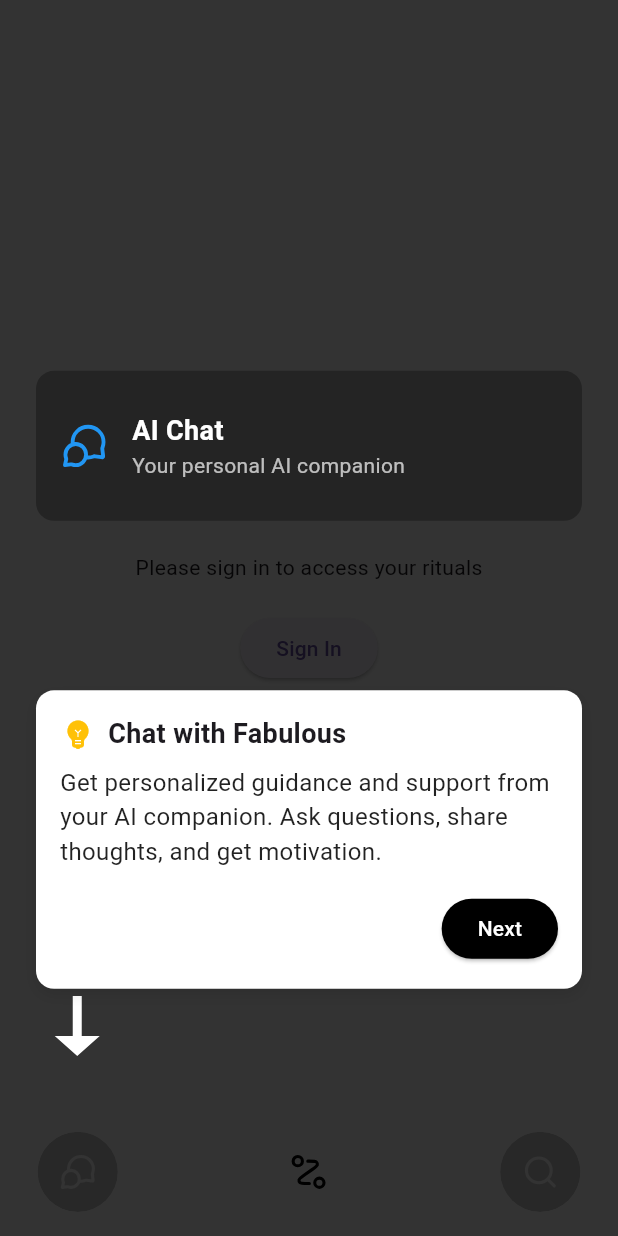
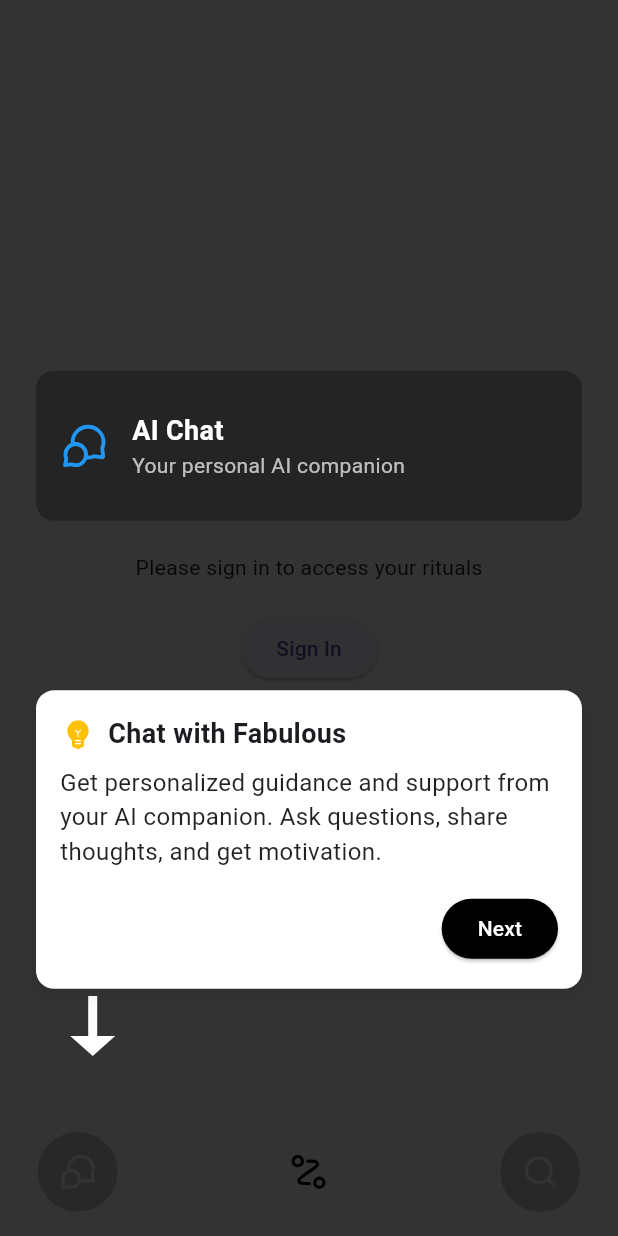
Before and after one commit to SriJaiGanapthySN/fantastic-app-provider, a Flutter app: the screen it shows once a user with an empty profile is signed in, on a phone screen of 412 x 824 dp. Run offline on Flutter 3.47's test engine with Material 3 defaults, Android fonts, the phone set to English and light mode, and no system bars; our stand-ins replace audioplayers, cached_network_image, carousel_slider, cloud_firestore, dotted_border, firebase_auth and 19 more; missing offline and left inert: email_otp_auth, razorpay_flutter; accounts and stored records are empty; generated files the repository leaves out were written again; Roboto replaces fonts that are missing (SF Pro Display); project files that could hold a hidden picture were left out.

Commit message:
userguide fixes

```diff
--- a/lib/widgets/user_guide.dart
+++ b/lib/widgets/user_guide.dart
@@ -75,10 +75,12 @@
       child: Row(
         mainAxisAlignment: MainAxisAlignment.spaceAround,
         children: [
-          SvgPicture.asset('assets/icons/chat.svg', color: Colors.white70, height: 24),
-          SvgPicture.asset('assets/icons/route.svg', color: Colors.white70, height: 24),
-          SvgPicture.asset('assets/icons/heart.svg', color: Colors.white70, height: 24),
-          SvgPicture.asset('assets/icons/search.svg', color: Colors.white70, height: 24),
+          SvgPicture.asset('assets/icons/chat.svg',
+              color: Colors.white70, height: 24),
+          SvgPicture.asset('assets/icons/route.svg',
+              color: Colors.white70, height: 24),
+          SvgPicture.asset('assets/icons/search.svg',
+              color: Colors.white70, height: 24),
         ],
       ),
     );
@@ -96,7 +98,8 @@
           steps: [
             GuideStep(
               title: "Chat with Fabulous",
-              description: "Get personalized guidance and support from your AI companion. Ask questions, share thoughts, and get motivation.",
+              description:
+                  "Get personalized guidance and support from your AI companion. Ask questions, share thoughts, and get motivation.",
               target: _buildPreviewCard(
                 title: "AI Chat",
                 subtitle: "Your personal AI companion",
@@ -106,7 +109,8 @@
             ),
             GuideStep(
               title: "Your Daily Ritual",
-              description: "Start your day right with a personalized morning routine. Track your habits and build a healthy lifestyle.",
+              description:
+                  "Start your day right with a personalized morning routine. Track your habits and build a healthy lifestyle.",
               target: _buildPreviewCard(
                 title: "Daily Ritual",
                 subtitle: "Build your perfect morning routine",
@@ -115,29 +119,15 @@
               ),
             ),
             GuideStep(
-              title: "Your Journey",
-              description: "Track your progress and unlock new achievements. See how far you've come and where you're headed.",
-              target: _buildPreviewCard(
-                title: "Journey Map",
-                subtitle: "Your path to success",
-                iconPath: 'assets/icons/heart.svg',
-                iconColor: Colors.green,
-              ),
-            ),
-            GuideStep(
               title: "Discover More",
-              description: "Explore new challenges, guided activities, and coaching series to enhance your journey.",
+              description:
+                  "Explore new challenges, guided activities, and coaching series to enhance your journey.",
               target: _buildPreviewCard(
                 title: "Discover",
                 subtitle: "Find new challenges and activities",
                 iconPath: 'assets/icons/search.svg',
                 iconColor: Colors.purple,
               ),
-            ),
-            GuideStep(
-              title: "Quick Navigation",
-              description: "Switch between different sections of the app using this navigation bar.",
-              target: _buildNavPreview(),
             ),
           ],
           onComplete: () async {
@@ -206,9 +196,17 @@
               top: screenSize.height * 0.3,
               child: step.target,
             ),
-            if (currentStep < 4) Positioned(
+            if (currentStep < widget.steps.length)
+              Positioned(
                 bottom: 120,
-              left: (currentStep * (screenSize.width / 4)) + (screenSize.width / 8) - 15,
+                // Position steps at left (15%), center (50%), and right (85%) of screen width
+                left: (currentStep == 0
+                            ? 0.15
+                            : currentStep == 1
+                                ? 0.5
+                                : 0.85) *
+                        screenSize.width -
+                    15,
                 child: Transform.rotate(
                   angle: -3.14159,
                   child: CustomPaint(
@@ -292,7 +290,9 @@
                             ),
                           ),
                           child: Text(
-                            currentStep < widget.steps.length - 1 ? 'Next' : 'Got it!',
+                            currentStep < widget.steps.length - 1
+                                ? 'Next'
+                                : 'Got it!',
                           ),
                         ),
                       ],
```
Also changed, not shown: 4 other files. Lines whose indentation alone changed are shown as unchanged.
